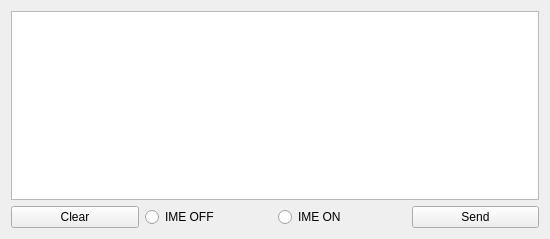
First picture: the form in MainDialog.ui, repository soramimi/OSC-ChatPad, before the edit.
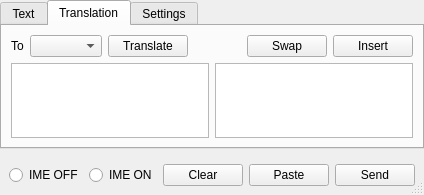
Second picture: the form after the edit. The open tabs and pages were chosen to show the change.

What changed in the file:
```diff
--- a/MainDialog.ui
+++ b/MainDialog.ui
@@ -6,29 +6,220 @@
    <rect>
     <x>0</x>
     <y>0</y>
-    <width>550</width>
-    <height>239</height>
+    <width>400</width>
+    <height>195</height>
    </rect>
   </property>
   <property name="windowTitle">
    <string>OSC ChatPad</string>
   </property>
-  <layout class="QVBoxLayout" name="verticalLayout">
+  <property name="sizeGripEnabled">
+   <bool>true</bool>
+  </property>
+  <layout class="QVBoxLayout" name="verticalLayout_2">
+   <property name="leftMargin">
+    <number>0</number>
+   </property>
+   <property name="topMargin">
+    <number>0</number>
+   </property>
+   <property name="rightMargin">
+    <number>0</number>
+   </property>
+   <property name="bottomMargin">
+    <number>0</number>
+   </property>
    <item>
-    <widget class="QPlainTextEdit" name="plainTextEdit"/>
+    <widget class="QTabWidget" name="tabWidget">
+     <property name="focusPolicy">
+      <enum>Qt::NoFocus</enum>
+     </property>
+     <property name="currentIndex">
+      <number>2</number>
+     </property>
+     <widget class="QWidget" name="tab_text">
+      <attribute name="title">
+       <string>Text</string>
+      </attribute>
+      <layout class="QVBoxLayout" name="verticalLayout">
+       <item>
+        <widget class="QPlainTextEdit" name="plainTextEdit">
+         <property name="frameShape">
+          <enum>QFrame::StyledPanel</enum>
+         </property>
+        </widget>
+       </item>
+      </layout>
+     </widget>
+     <widget class="QWidget" name="tab_translation">
+      <attribute name="title">
+       <string>Translation</string>
+      </attribute>
+      <layout class="QVBoxLayout" name="verticalLayout_3">
+       <item>
+        <layout class="QHBoxLayout" name="horizontalLayout_2">
+         <item>
+          <widget class="QLabel" name="label_2">
+           <property name="text">
+            <string>To</string>
+           </property>
+          </widget>
+         </item>
+         <item>
+          <widget class="QComboBox" name="comboBox_to">
+           <property name="focusPolicy">
+            <enum>Qt::NoFocus</enum>
+           </property>
+          </widget>
+         </item>
+         <item>
+          <widget class="QPushButton" name="pushButton_translate">
+           <property name="focusPolicy">
+            <enum>Qt::NoFocus</enum>
+           </property>
+           <property name="text">
+            <string>Translate</string>
+           </property>
+          </widget>
+         </item>
+         <item>
+          <spacer name="horizontalSpacer">
+           <property name="orientation">
+            <enum>Qt::Horizontal</enum>
+           </property>
+           <property name="sizeHint" stdset="0">
+            <size>
+             <width>40</width>
+             <height>20</height>
+            </size>
+           </property>
+          </spacer>
+         </item>
+         <item>
+          <widget class="QPushButton" name="pushButton_swap">
+           <property name="focusPolicy">
+            <enum>Qt::NoFocus</enum>
+           </property>
+           <property name="text">
+            <string>Swap</string>
+           </property>
+          </widget>
+         </item>
+         <item>
+          <widget class="QPushButton" name="pushButton_insert">
+           <property name="focusPolicy">
+            <enum>Qt::NoFocus</enum>
+           </property>
+           <property name="text">
+            <string>Insert</string>
+           </property>
+          </widget>
+         </item>
+        </layout>
+       </item>
+       <item>
+        <layout class="QHBoxLayout" name="horizontalLayout_4">
+         <item>
+          <widget class="QPlainTextEdit" name="plainTextEdit_trans_from">
+           <property name="focusPolicy">
+            <enum>Qt::StrongFocus</enum>
+           </property>
+           <property name="frameShape">
+            <enum>QFrame::StyledPanel</enum>
+           </property>
+          </widget>
+         </item>
+         <item>
+          <widget class="QPlainTextEdit" name="plainTextEdit_trans_to">
+           <property name="focusPolicy">
+            <enum>Qt::NoFocus</enum>
+           </property>
+           <property name="frameShape">
+            <enum>QFrame::StyledPanel</enum>
+           </property>
+           <property name="readOnly">
+            <bool>true</bool>
+           </property>
+          </widget>
+         </item>
+        </layout>
+       </item>
+      </layout>
+     </widget>
+     <widget class="QWidget" name="tab_settings">
+      <attribute name="title">
+       <string>Settings</string>
+      </attribute>
+      <layout class="QVBoxLayout" name="verticalLayout_4">
+       <item>
+        <layout class="QHBoxLayout" name="horizontalLayout_3">
+         <item>
+          <widget class="QLabel" name="label">
+           <property name="text">
+            <string>DeepL API Key</string>
+           </property>
+          </widget>
+         </item>
+         <item>
+          <widget class="QLineEdit" name="lineEdit_deepl_api_key"/>
+         </item>
+        </layout>
+       </item>
+       <item>
+        <spacer name="verticalSpacer">
+         <property name="orientation">
+          <enum>Qt::Vertical</enum>
+         </property>
+         <property name="sizeHint" stdset="0">
+          <size>
+           <width>20</width>
+           <height>60</height>
+          </size>
+         </property>
+        </spacer>
+       </item>
+       <item>
+        <layout class="QHBoxLayout" name="horizontalLayout_5">
+         <item>
+          <spacer name="horizontalSpacer_3">
+           <property name="orientation">
+            <enum>Qt::Horizontal</enum>
+           </property>
+           <property name="sizeHint" stdset="0">
+            <size>
+             <width>40</width>
+             <height>20</height>
+            </size>
+           </property>
+          </spacer>
+         </item>
+         <item>
+          <widget class="QPushButton" name="pushButton_settings_apply">
+           <property name="text">
+            <string>Apply</string>
+           </property>
+          </widget>
+         </item>
+        </layout>
+       </item>
+      </layout>
+     </widget>
+    </widget>
    </item>
    <item>
     <layout class="QHBoxLayout" name="horizontalLayout">
-     <item>
-      <widget class="QPushButton" name="pushButton_clear">
-       <property name="focusPolicy">
-        <enum>Qt::NoFocus</enum>
-       </property>
-       <property name="text">
-        <string>Clear</string>
-       </property>
-      </widget>
-     </item>
+     <property name="leftMargin">
+      <number>9</number>
+     </property>
+     <property name="topMargin">
+      <number>9</number>
+     </property>
+     <property name="rightMargin">
+      <number>9</number>
+     </property>
+     <property name="bottomMargin">
+      <number>9</number>
+     </property>
      <item>
       <widget class="QRadioButton" name="radioButton_ime_off">
        <property name="focusPolicy">
@@ -49,6 +240,42 @@
        </property>
       </widget>
      </item>
+     <item>
+      <spacer name="horizontalSpacer_2">
+       <property name="orientation">
+        <enum>Qt::Horizontal</enum>
+       </property>
+       <property name="sizeHint" stdset="0">
+        <size>
+         <width>40</width>
+         <height>20</height>
+        </size>
+       </property>
+      </spacer>
+     </item>
+     <item>
+      <widget class="QPushButton" name="pushButton_clear">
+       <property name="focusPolicy">
+        <enum>Qt::NoFocus</enum>
+       </property>
+       <property name="text">
+        <string>Clear</string>
+       </property>
+      </widget>
+     </item>
+     <item>
+      <widget class="QPushButton" name="pushButton_paste">
+       <property name="focusPolicy">
+        <enum>Qt::NoFocus</enum>
+       </property>
+       <property name="text">
+        <string>Paste</string>
+       </property>
+       <property name="default">
+        <bool>false</bool>
+       </property>
+      </widget>
+     </item>
      <item>
       <widget class="QPushButton" name="pushButton_send">
        <property name="focusPolicy">
```
Left out of the diff: 5 changed lines with no effect on the pictures.
